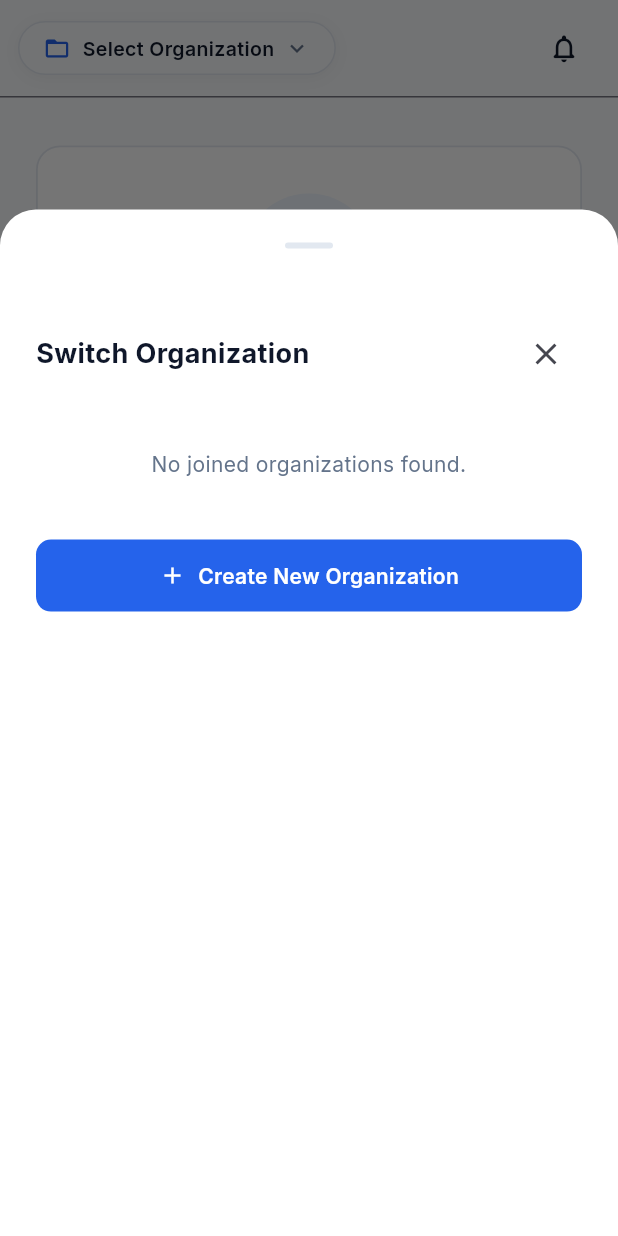
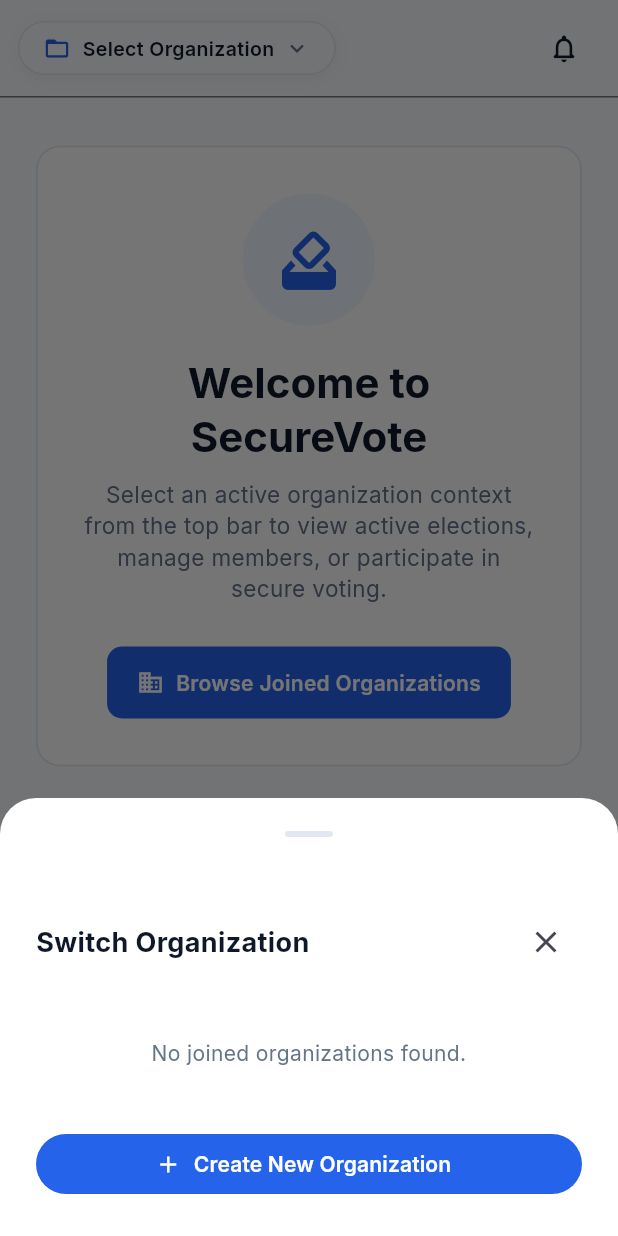
Before and after one commit to rehan-mirjat/Secure-E-Voting, a Flutter app: the screen it shows once a user with an empty profile is signed in, after a tap on "Select Organization", on a phone screen of 412 x 824 dp. Run offline on Flutter 3.47's test engine with Material 3 defaults, Android fonts, the phone set to English and light mode, and no system bars; our stand-ins replace cloud_firestore, cloud_functions, firebase_auth, firebase_core, firebase_storage, flutter_riverpod and 5 more; accounts and stored records are empty; network calls fail.

Commit message:
Fix Switch Organization modal presentation on desktop to use constrained dialog instead of stretched bottom sheet

```diff
--- a/lib/features/organizations/presentation/organization_context_switcher.dart
+++ b/lib/features/organizations/presentation/organization_context_switcher.dart
@@ -9,27 +9,26 @@ class OrganizationContextSwitcher extends ConsumerWidget {
   const OrganizationContextSwitcher({super.key});
 
   void _showSwitcherModal(BuildContext context, WidgetRef ref) {
-    showModalBottomSheet(
-      context: context,
-      isScrollControlled: true,
-      useSafeArea: true,
-      shape: const RoundedRectangleBorder(
-        borderRadius: BorderRadius.vertical(top: Radius.circular(24)),
-      ),
-      builder: (context) {
-        return FractionallySizedBox(
-          heightFactor: 0.82,
-          child: Consumer(
+    final isDesktop = MediaQuery.of(context).size.width >= 650;
+
+    Widget contentBuilder(BuildContext context) {
+      return Consumer(
         builder: (context, ref, child) {
           final membershipsAsync = ref.watch(userMembershipsProvider);
           final orgsAsync = ref.watch(userOrganizationsProvider);
-            final activeOrgStateAsync = ref.watch(activeOrganizationContextProvider);
+          final activeOrgStateAsync =
+              ref.watch(activeOrganizationContextProvider);
 
-            final activeOrgId = activeOrgStateAsync.valueOrNull?.context?.organization.id;
+          final activeOrgId =
+              activeOrgStateAsync.valueOrNull?.context?.organization.id;
           final memberships = membershipsAsync.valueOrNull ?? [];
           final organizations = orgsAsync.valueOrNull ?? [];
 
-            return Padding(
+          return Container(
+            constraints: BoxConstraints(
+              maxHeight: MediaQuery.of(context).size.height * 0.75,
+            ),
+            child: Padding(
               padding: const EdgeInsets.all(24),
               child: Column(
                 mainAxisSize: MainAxisSize.min,
@@ -40,7 +39,10 @@ class OrganizationContextSwitcher extends ConsumerWidget {
                     children: [
                       const Text(
                         'Switch Organization',
-                        style: TextStyle(fontSize: 18, fontWeight: FontWeight.bold, color: AppTheme.secondaryNavy),
+                        style: TextStyle(
+                            fontSize: 18,
+                            fontWeight: FontWeight.bold,
+                            color: AppTheme.secondaryNavy),
                       ),
                       IconButton(
                         icon: const Icon(Icons.close),
@@ -49,7 +51,6 @@ class OrganizationContextSwitcher extends ConsumerWidget {
                     ],
                   ),
                   const SizedBox(height: 16),
-
                   if (organizations.isEmpty) ...[
                     const Padding(
                       padding: EdgeInsets.symmetric(vertical: 24),
@@ -61,26 +62,39 @@ class OrganizationContextSwitcher extends ConsumerWidget {
                     ),
                   ] else ...[
                     Flexible(
-                      child: ListView.separated(
-                        shrinkWrap: true,
-                        itemCount: organizations.length,
-                        separatorBuilder: (_, __) => const Divider(height: 1),
-                        itemBuilder: (context, index) {
-                          final org = organizations[index];
-                          final member = memberships.where((m) => m.organizationId == org.id).firstOrNull;
+                      child: SingleChildScrollView(
+                        child: Column(
+                          mainAxisSize: MainAxisSize.min,
+                          children: [
+                            for (int i = 0; i < organizations.length; i++) ...[
+                              if (i > 0) const Divider(height: 1),
+                              Builder(builder: (context) {
+                                final org = organizations[i];
+                                final member = memberships
+                                    .where((m) => m.organizationId == org.id)
+                                    .firstOrNull;
                                 final isSelected = org.id == activeOrgId;
 
                                 return ListTile(
-                            contentPadding: const EdgeInsets.symmetric(vertical: 4, horizontal: 8),
+                                  contentPadding: const EdgeInsets.symmetric(
+                                      vertical: 4, horizontal: 8),
                                   leading: Icon(
-                              isSelected ? Icons.check_circle : Icons.business,
-                              color: isSelected ? AppTheme.primaryBlue : AppTheme.textSecondary,
+                                    isSelected
+                                        ? Icons.check_circle
+                                        : Icons.business,
+                                    color: isSelected
+                                        ? AppTheme.primaryBlue
+                                        : AppTheme.textSecondary,
                                   ),
                                   title: Text(
                                     org.name,
                                     style: TextStyle(
-                                fontWeight: isSelected ? FontWeight.bold : FontWeight.normal,
-                                color: isSelected ? AppTheme.primaryBlue : AppTheme.textPrimary,
+                                      fontWeight: isSelected
+                                          ? FontWeight.bold
+                                          : FontWeight.normal,
+                                      color: isSelected
+                                          ? AppTheme.primaryBlue
+                                          : AppTheme.textPrimary,
                                     ),
                                   ),
                                   subtitle: member != null
@@ -90,35 +104,64 @@ class OrganizationContextSwitcher extends ConsumerWidget {
                                         )
                                       : null,
                                   trailing: isSelected
-                                ? const Icon(Icons.check, color: AppTheme.primaryBlue)
+                                      ? const Icon(Icons.check,
+                                          color: AppTheme.primaryBlue)
                                       : null,
                                   onTap: () {
-                              ref.read(activeOrgIdProvider.notifier).selectOrganization(org.id);
+                                    ref
+                                        .read(activeOrgIdProvider.notifier)
+                                        .selectOrganization(org.id);
                                     Navigator.pop(context);
                                   },
                                 );
-                        },
+                              }),
+                            ],
+                          ],
+                        ),
                       ),
                     ),
                   ],
-
                   const SizedBox(height: 16),
-                  ElevatedButton.icon(
+                  FilledButton.icon(
                     onPressed: () {
                       Navigator.pop(context);
                       context.go('/orgs/create');
                     },
-                    icon: const Icon(Icons.add),
+                    icon: const Icon(Icons.add, size: 18),
                     label: const Text('Create New Organization'),
                   ),
                 ],
               ),
-            );
-          },
             ),
           );
         },
       );
+    }
+
+    if (isDesktop) {
+      showDialog(
+        context: context,
+        builder: (context) => Dialog(
+          shape: RoundedRectangleBorder(
+            borderRadius: BorderRadius.circular(20),
+          ),
+          child: ConstrainedBox(
+            constraints: const BoxConstraints(maxWidth: 480),
+            child: contentBuilder(context),
+          ),
+        ),
+      );
+    } else {
+      showModalBottomSheet(
+        context: context,
+        isScrollControlled: true,
+        useSafeArea: true,
+        shape: const RoundedRectangleBorder(
+          borderRadius: BorderRadius.vertical(top: Radius.circular(24)),
+        ),
+        builder: (context) => contentBuilder(context),
+      );
+    }
   }
 
   @override
@@ -159,11 +202,17 @@ class OrganizationContextSwitcher extends ConsumerWidget {
                   child: Row(
                     mainAxisSize: MainAxisSize.min,
                     children: [
-                      Icon(Icons.folder_open_outlined, size: 18, color: AppTheme.primaryBlue),
+                      Icon(Icons.folder_open_outlined,
+                          size: 18, color: AppTheme.primaryBlue),
                       SizedBox(width: 8),
-                      Text('Select Organization', style: TextStyle(fontSize: 13, fontWeight: FontWeight.w600, color: AppTheme.secondaryNavy)),
+                      Text('Select Organization',
+                          style: TextStyle(
+                              fontSize: 13,
+                              fontWeight: FontWeight.w600,
+                              color: AppTheme.secondaryNavy)),
                       SizedBox(width: 6),
-                      Icon(Icons.keyboard_arrow_down, size: 18, color: AppTheme.textSecondary),
+                      Icon(Icons.keyboard_arrow_down,
+                          size: 18, color: AppTheme.textSecondary),
                     ],
                   ),
                 ),
@@ -195,7 +244,8 @@ class OrganizationContextSwitcher extends ConsumerWidget {
                 child: Row(
                   mainAxisSize: MainAxisSize.min,
                   children: [
-                    const Icon(Icons.business_rounded, color: AppTheme.primaryBlue, size: 18),
+                    const Icon(Icons.business_rounded,
+                        color: AppTheme.primaryBlue, size: 18),
                     const SizedBox(width: 8),
                     Flexible(
                       child: Column(
@@ -204,19 +254,26 @@ class OrganizationContextSwitcher extends ConsumerWidget {
                         children: [
                           Text(
                             contextObj.organization.name,
-                            style: const TextStyle(fontWeight: FontWeight.bold, fontSize: 13, color: AppTheme.secondaryNavy),
+                            style: const TextStyle(
+                                fontWeight: FontWeight.bold,
+                                fontSize: 13,
+                                color: AppTheme.secondaryNavy),
                             maxLines: 1,
                             overflow: TextOverflow.ellipsis,
                           ),
                           Text(
                             contextObj.member.role.value.toUpperCase(),
-                            style: const TextStyle(fontSize: 10, color: AppTheme.primaryBlue, fontWeight: FontWeight.w600),
+                            style: const TextStyle(
+                                fontSize: 10,
+                                color: AppTheme.primaryBlue,
+                                fontWeight: FontWeight.w600),
                           ),
                         ],
                       ),
                     ),
                     const SizedBox(width: 8),
-                    const Icon(Icons.keyboard_arrow_down, color: AppTheme.textSecondary, size: 18),
+                    const Icon(Icons.keyboard_arrow_down,
+                        color: AppTheme.textSecondary, size: 18),
                   ],
                 ),
               ),
```
Lines whose indentation alone changed are shown as unchanged.
